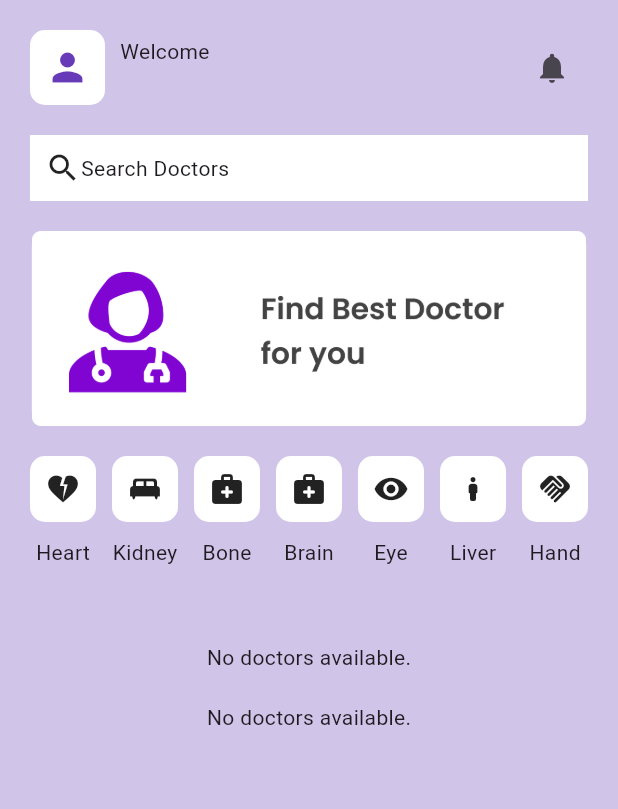
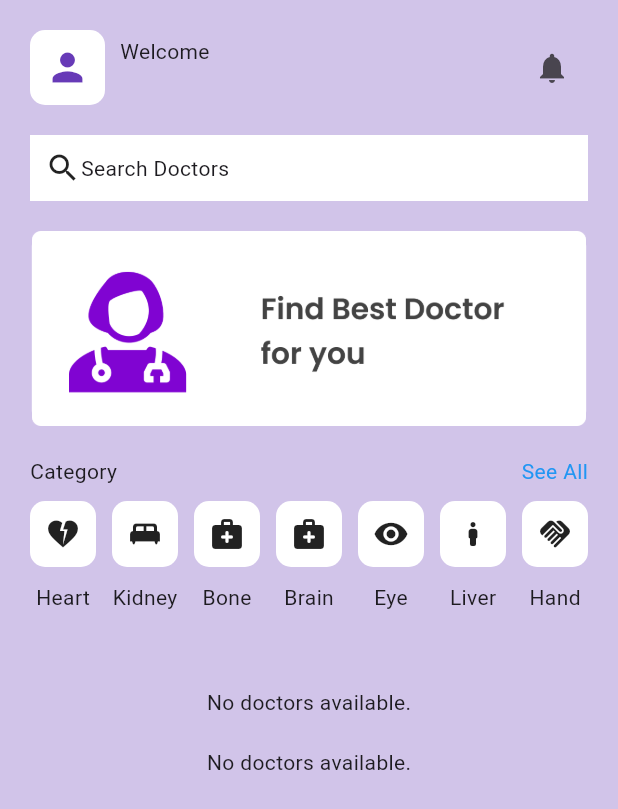
Before and after one commit to Nitishroy-7033/Doctor-Appointment, a Flutter app: the HomePage screen opened directly, on a phone screen of 412 x 824 dp. Shown: the top 809 px of the screen. Run offline on Flutter 3.47's test engine with Material 3 defaults, Android fonts, the phone set to English and light mode, and no system bars; our stand-ins replace cloud_firestore, firebase_auth, firebase_core, firebase_storage, get, image_picker and 1 more; accounts and stored records are empty.

Commit message:
Add Category title and see all button  #1

```diff
--- a/lib/Pages/HomePage/Homepage.dart
+++ b/lib/Pages/HomePage/Homepage.dart
@@ -128,6 +128,15 @@ class HomePage extends StatelessWidget {
                   child: Image.asset("assets/banner.png"),
                 ),
                 const SizedBox(height: 20),
+                const Row(
+                  mainAxisAlignment: MainAxisAlignment.spaceBetween,
+                  children:[
+                  Text("Category"),
+                  Text("See All",style: TextStyle(
+                    color: Colors.blue
+                  ),),
+                ]),
+                const SizedBox(height: 10),
                 Row(
                   mainAxisAlignment: MainAxisAlignment.spaceBetween,
                   children: [
```
